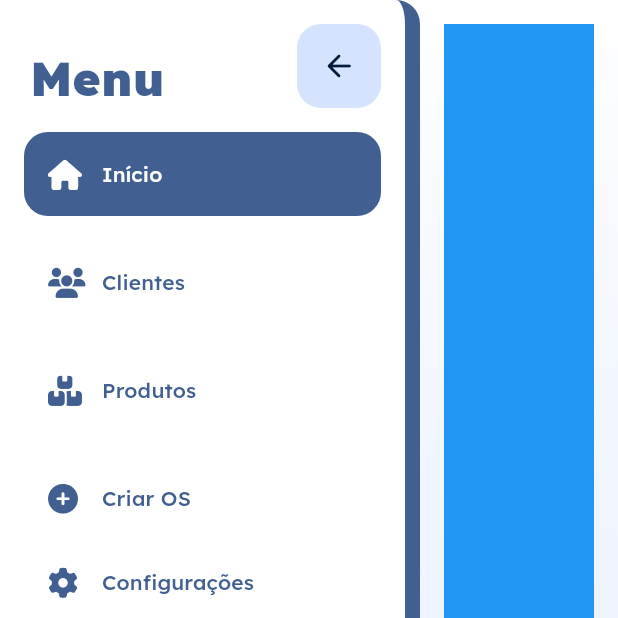
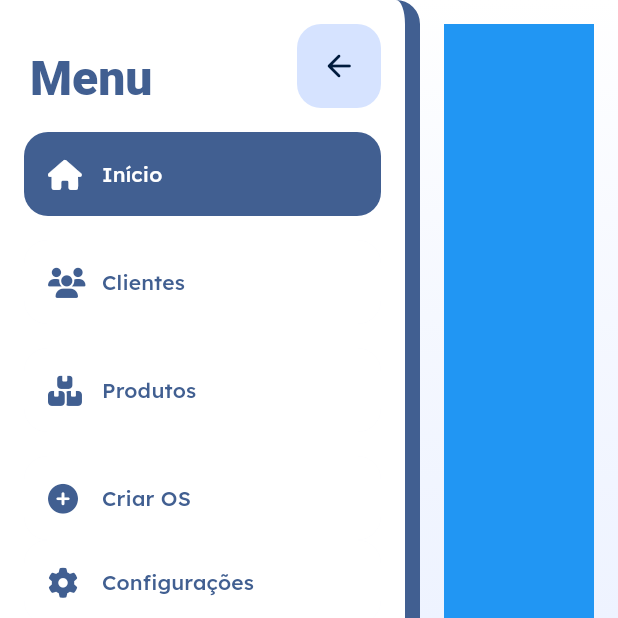
Before and after one commit to victordsgamorim/automatize_app, a Flutter app: the screen it shows after launch, on a phone screen of 412 x 824 dp, the top half of it. Run offline on Flutter 3.47's test engine with Material 3 defaults, Android fonts, the light colour scheme and no system bars; our stand-ins replace equatable, font_awesome_flutter, go_router, sliver_tools; missing offline and left inert: sliver_fill_remaining_box_adapter.

Commit message:
fix(font): google font fix

```diff
--- a/lib/core/theme/text_theme.dart
+++ b/lib/core/theme/text_theme.dart
@@ -1,23 +1,50 @@
 import 'package:automatize_app/core/utils/extensions/build_context_extension.dart';
 import 'package:flutter/material.dart';
-import 'package:google_fonts/google_fonts.dart';
 
 const bodyFontString = "Lexend";
 const displayFontString = "Lexend";
 
 TextTheme createTextTheme(BuildContext context) {
   TextTheme baseTextTheme = context.textTheme;
-  TextTheme bodyTextTheme =
-      GoogleFonts.getTextTheme(bodyFontString, baseTextTheme);
-  TextTheme displayTextTheme =
-      GoogleFonts.getTextTheme(displayFontString, baseTextTheme);
-  TextTheme textTheme = displayTextTheme.copyWith(
-    bodyLarge: bodyTextTheme.bodyLarge,
-    bodyMedium: bodyTextTheme.bodyMedium,
-    bodySmall: bodyTextTheme.bodySmall,
-    labelLarge: bodyTextTheme.labelLarge,
-    labelMedium: bodyTextTheme.labelMedium,
-    labelSmall: bodyTextTheme.labelSmall,
+
+  TextStyle? bodyLarge = baseTextTheme.bodyLarge?.copyWith(
+    fontFamily: bodyFontString,
+    fontSize: 16.0,
   );
+
+  TextStyle? bodyMedium = baseTextTheme.bodyMedium?.copyWith(
+    fontFamily: bodyFontString,
+    fontSize: 14.0,
+  );
+
+  TextStyle? bodySmall = baseTextTheme.bodySmall?.copyWith(
+    fontFamily: bodyFontString,
+    fontSize: 12.0,
+  );
+
+  TextStyle? labelLarge = baseTextTheme.labelLarge?.copyWith(
+    fontFamily: bodyFontString,
+    fontSize: 14.0,
+  );
+
+  TextStyle? labelMedium = baseTextTheme.labelMedium?.copyWith(
+    fontFamily: bodyFontString,
+    fontSize: 12.0,
+  );
+
+  TextStyle? labelSmall = baseTextTheme.labelSmall?.copyWith(
+    fontFamily: bodyFontString,
+    fontSize: 10.0,
+  );
+
+  TextTheme textTheme = baseTextTheme.copyWith(
+    bodyLarge: bodyLarge,
+    bodyMedium: bodyMedium,
+    bodySmall: bodySmall,
+    labelLarge: labelLarge,
+    labelMedium: labelMedium,
+    labelSmall: labelSmall,
+  );
+
   return textTheme;
 }
--- a/lib/feature/ui/components/menu/menu_header.dart
+++ b/lib/feature/ui/components/menu/menu_header.dart
@@ -49,7 +49,7 @@ class _MenuHeaderState extends State<_MenuHeader> {
               child: Text(
                 "Menu",
                 style: context.textTheme.headlineLarge?.copyWith(
-                  fontWeight: FontWeight.w900,
+                  fontWeight: FontWeight.w800,
                   color: context.colorScheme.primary,
                 ),
               ),
```
Also changed, not shown: pubspec.yaml (+23 -42 lines), assets/fonts/Lexend-Black.ttf (added), assets/fonts/Lexend-Bold.ttf (added), assets/fonts/Lexend-ExtraBold.ttf (added), assets/fonts/Lexend-ExtraLight.ttf (added), assets/fonts/Lexend-Light.ttf (added), assets/fonts/Lexend-Medium.ttf (added), assets/fonts/Lexend-Regular.ttf (added), assets/fonts/Lexend-SemiBold.ttf (added), assets/fonts/Lexend-Thin.ttf (added), 1 other file.
